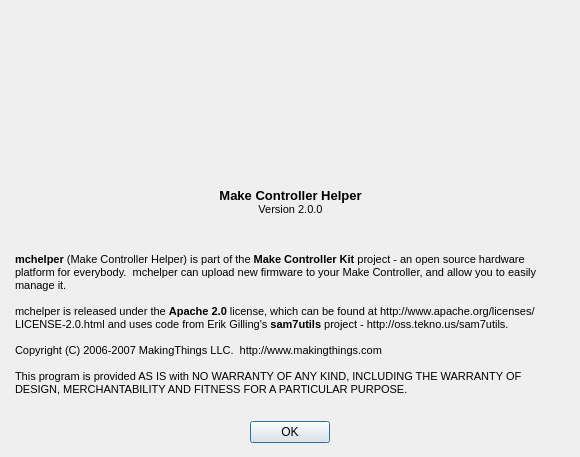
The window that mchelper/branches/multiboard_support/aboutMchelper.ui (makingthings/makecontroller) describes before a commit, drawn with Qt 5.
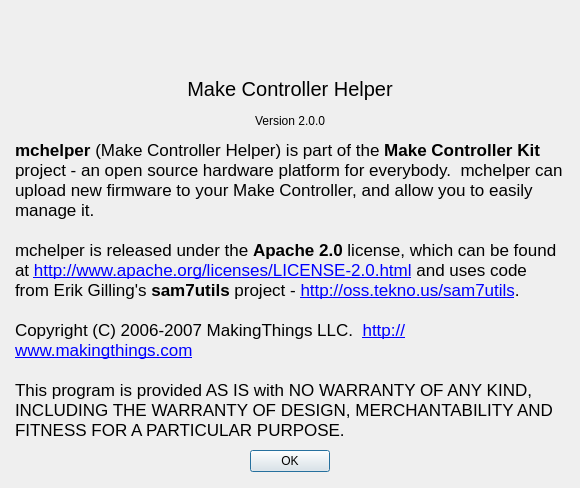
The same window after the commit. Icons and pictures are not drawn.

Commit message: - consolidated a few platform specific members in UsbSerial - put the icon file in aboutMchelper.ui in a qrc file since it wasn't being displayed properly on OS X - got multiple board samba uploading working on OS X - switched the output window over to a QTreeWidget instead of a QTableWidget since the header styles for the QTableWidget are retarded on OS X...otherwise, they're quite similar for our purposes -

The edit to the form file:
```diff
--- a/mchelper/branches/multiboard_support/aboutMchelper.ui
+++ b/mchelper/branches/multiboard_support/aboutMchelper.ui
@@ -9,9 +9,21 @@
     <x>0</x>
     <y>0</y>
     <width>580</width>
-    <height>457</height>
+    <height>488</height>
    </rect>
   </property>
+  <property name="minimumSize" >
+   <size>
+    <width>580</width>
+    <height>488</height>
+   </size>
+  </property>
+  <property name="maximumSize" >
+   <size>
+    <width>580</width>
+    <height>488</height>
+   </size>
+  </property>
   <property name="windowTitle" >
    <string>About mchelper</string>
   </property>
@@ -19,20 +31,8 @@
    <bool>true</bool>
   </property>
   <layout class="QVBoxLayout" >
-   <property name="margin" >
-    <number>9</number>
-   </property>
-   <property name="spacing" >
-    <number>6</number>
-   </property>
    <item>
     <layout class="QHBoxLayout" >
-     <property name="margin" >
-      <number>0</number>
-     </property>
-     <property name="spacing" >
-      <number>6</number>
-     </property>
      <item>
       <spacer>
        <property name="orientation" >
@@ -47,7 +47,10 @@
       </spacer>
      </item>
      <item>
-      <widget class="QLabel" name="label_3" >
+      <widget class="QLabel" name="label_4" >
+       <property name="autoFillBackground" >
+        <bool>false</bool>
+       </property>
        <property name="text" >
         <string/>
        </property>
@@ -73,12 +76,6 @@
    </item>
    <item>
     <layout class="QHBoxLayout" >
-     <property name="margin" >
-      <number>0</number>
-     </property>
-     <property name="spacing" >
-      <number>6</number>
-     </property>
      <item>
       <spacer>
        <property name="orientation" >
@@ -91,31 +88,37 @@
         </size>
        </property>
       </spacer>
+     </item>
+     <item>
+      <layout class="QVBoxLayout" >
+       <item>
+        <widget class="QLabel" name="label_3" >
+         <property name="text" >
+          <string>&lt;html>&lt;head>&lt;meta name="qrichtext" content="1" />&lt;style type="text/css">
+p, li { white-space: pre-wrap; }
+&lt;/style>&lt;/head>&lt;body style=" font-family:'Lucida Grande'; font-size:13pt; font-weight:400; font-style:normal;">
+&lt;p style=" margin-top:0px; margin-bottom:0px; margin-left:0px; margin-right:0px; -qt-block-indent:0; text-indent:0px;">&lt;span style=" font-size:15pt;">Make Controller Helper&lt;/span>&lt;/p>&lt;/body>&lt;/html></string>
+         </property>
+         <property name="alignment" >
+          <set>Qt::AlignCenter</set>
+         </property>
+         <property name="wordWrap" >
+          <bool>false</bool>
+         </property>
+        </widget>
      </item>
      <item>
       <widget class="QLabel" name="label_2" >
-       <property name="sizePolicy" >
-        <sizepolicy>
-         <hsizetype>0</hsizetype>
-         <vsizetype>0</vsizetype>
-         <horstretch>0</horstretch>
-         <verstretch>0</verstretch>
-        </sizepolicy>
-       </property>
-       <property name="maximumSize" >
-        <size>
-         <width>16777215</width>
-         <height>45</height>
-        </size>
-       </property>
        <property name="text" >
-        <string>&lt;html>&lt;head>&lt;meta name="qrichtext" content="1" />&lt;/head>&lt;body style=" white-space: pre-wrap; font-family:MS Shell Dlg 2; font-size:8.25pt; font-weight:400; font-style:normal; text-decoration:none;">&lt;p style=" margin-top:0px; margin-bottom:0px; margin-left:0px; margin-right:0px; -qt-block-indent:0; text-indent:0px; font-size:8pt;">&lt;span style=" font-size:10pt; font-weight:600;">Make Controller Helper&lt;/span>&lt;/p>&lt;p style=" margin-top:0px; margin-bottom:0px; margin-left:0px; margin-right:0px; -qt-block-indent:0; text-indent:0px; font-size:10pt; font-weight:600;">&lt;span style=" font-size:8pt; font-weight:400;">Version 2.0.0&lt;/span>&lt;/p>&lt;p style="-qt-paragraph-type:empty; margin-top:0px; margin-bottom:0px; margin-left:0px; margin-right:0px; -qt-block-indent:0; text-indent:0px; font-size:8pt;">&lt;/p>&lt;p style="-qt-paragraph-type:empty; margin-top:0px; margin-bottom:0px; margin-left:0px; margin-right:0px; -qt-block-indent:0; text-indent:0px; font-size:8pt;">&lt;/p>&lt;/body>&lt;/html></string>
+          <string>Version 2.0.0</string>
        </property>
        <property name="alignment" >
-        <set>Qt::AlignHCenter|Qt::AlignTop</set>
+          <set>Qt::AlignCenter</set>
        </property>
       </widget>
      </item>
+      </layout>
+     </item>
      <item>
       <spacer>
        <property name="orientation" >
@@ -133,18 +136,10 @@
    </item>
    <item>
     <layout class="QHBoxLayout" >
-     <property name="margin" >
-      <number>0</number>
-     </property>
-     <property name="spacing" >
-      <number>6</number>
-     </property>
      <item>
       <widget class="QLabel" name="label" >
        <property name="sizePolicy" >
-        <sizepolicy>
-         <hsizetype>0</hsizetype>
-         <vsizetype>0</vsizetype>
+        <sizepolicy vsizetype="Fixed" hsizetype="Fixed" >
          <horstretch>0</horstretch>
          <verstretch>0</verstretch>
         </sizepolicy>
@@ -155,8 +150,23 @@
          <height>16777215</height>
         </size>
        </property>
+       <property name="font" >
+        <font>
+         <family>Lucida Grande</family>
+         <stylestrategy>PreferAntialias</stylestrategy>
+        </font>
+       </property>
        <property name="text" >
-        <string>&lt;html>&lt;head>&lt;meta name="qrichtext" content="1" />&lt;/head>&lt;body style=" white-space: pre-wrap; font-family:MS Shell Dlg 2; font-size:8.25pt; font-weight:400; font-style:normal; text-decoration:none;">&lt;p style=" margin-top:0px; margin-bottom:0px; margin-left:0px; margin-right:0px; -qt-block-indent:0; text-indent:0px; font-size:8pt;">&lt;span style=" font-weight:600;">mchelper&lt;/span> (Make Controller Helper) is part of the &lt;span style=" font-weight:600;">Make Controller Kit&lt;/span> project - an open source hardware platform for everybody.  mchelper can upload new firmware to your Make Controller, and allow you to easily manage it.&lt;/p>&lt;p style="-qt-paragraph-type:empty; margin-top:0px; margin-bottom:0px; margin-left:0px; margin-right:0px; -qt-block-indent:0; text-indent:0px; font-size:8pt;">&lt;/p>&lt;p style=" margin-top:0px; margin-bottom:0px; margin-left:0px; margin-right:0px; -qt-block-indent:0; text-indent:0px; font-size:8pt;">mchelper is released under the &lt;span style=" font-weight:600;">Apache 2.0&lt;/span> license, which can be found at http://www.apache.org/licenses/LICENSE-2.0.html and uses code from Erik Gilling's &lt;span style=" font-weight:600;">sam7utils&lt;/span> project - http://oss.tekno.us/sam7utils.&lt;/p>&lt;p style="-qt-paragraph-type:empty; margin-top:0px; margin-bottom:0px; margin-left:0px; margin-right:0px; -qt-block-indent:0; text-indent:0px; font-size:8pt;">&lt;/p>&lt;p style=" margin-top:0px; margin-bottom:0px; margin-left:0px; margin-right:0px; -qt-block-indent:0; text-indent:0px; font-size:8pt;">Copyright (C) 2006-2007 MakingThings LLC.  http://www.makingthings.com&lt;/p>&lt;p style="-qt-paragraph-type:empty; margin-top:0px; margin-bottom:0px; margin-left:0px; margin-right:0px; -qt-block-indent:0; text-indent:0px; font-size:8pt;">&lt;/p>&lt;p style=" margin-top:0px; margin-bottom:0px; margin-left:0px; margin-right:0px; -qt-block-indent:0; text-indent:0px; font-size:8pt;">This program is provided AS IS with NO WARRANTY OF ANY KIND, INCLUDING THE WARRANTY OF DESIGN, MERCHANTABILITY AND FITNESS FOR A PARTICULAR PURPOSE.&lt;/p>&lt;/body>&lt;/html></string>
+        <string>&lt;html>&lt;head>&lt;meta name="qrichtext" content="1" />&lt;style type="text/css">
+p, li { white-space: pre-wrap; }
+&lt;/style>&lt;/head>&lt;body style=" font-family:'Lucida Grande'; font-size:13pt; font-weight:400; font-style:normal;">
+&lt;p style=" margin-top:0px; margin-bottom:0px; margin-left:0px; margin-right:0px; -qt-block-indent:0; text-indent:0px; font-family:'MS Shell Dlg 2'; font-size:8pt;">&lt;span style=" font-size:13pt; font-weight:600;">mchelper&lt;/span>&lt;span style=" font-size:13pt;"> (Make Controller Helper) is part of the &lt;/span>&lt;span style=" font-size:13pt; font-weight:600;">Make Controller Kit&lt;/span>&lt;span style=" font-size:13pt;"> project - an open source hardware platform for everybody.  mchelper can upload new firmware to your Make Controller, and allow you to easily manage it.&lt;/span>&lt;/p>
+&lt;p style="-qt-paragraph-type:empty; margin-top:0px; margin-bottom:0px; margin-left:0px; margin-right:0px; -qt-block-indent:0; text-indent:0px; font-family:'MS Shell Dlg 2';">&lt;/p>
+&lt;p style=" margin-top:0px; margin-bottom:0px; margin-left:0px; margin-right:0px; -qt-block-indent:0; text-indent:0px; font-family:'MS Shell Dlg 2';">mchelper is released under the &lt;span style=" font-weight:600;">Apache 2.0&lt;/span> license, which can be found at &lt;a href="http://www.apache.org/licenses/LICENSE-2.0.html">&lt;span style=" text-decoration: underline; color:#0000ff;">http://www.apache.org/licenses/LICENSE-2.0.html&lt;/span>&lt;/a> and uses code from Erik Gilling's &lt;span style=" font-weight:600;">sam7utils&lt;/span> project - &lt;a href="http://oss.tekno.us/sam7utils">&lt;span style=" text-decoration: underline; color:#0000ff;">http://oss.tekno.us/sam7utils&lt;/span>&lt;/a>.&lt;/p>
+&lt;p style="-qt-paragraph-type:empty; margin-top:0px; margin-bottom:0px; margin-left:0px; margin-right:0px; -qt-block-indent:0; text-indent:0px; font-family:'MS Shell Dlg 2';">&lt;/p>
+&lt;p style=" margin-top:0px; margin-bottom:0px; margin-left:0px; margin-right:0px; -qt-block-indent:0; text-indent:0px; font-family:'MS Shell Dlg 2';">Copyright (C) 2006-2007 MakingThings LLC.  &lt;a href="http://www.makingthings.com">&lt;span style=" text-decoration: underline; color:#0000ff;">http://www.makingthings.com&lt;/span>&lt;/a>&lt;/p>
+&lt;p style="-qt-paragraph-type:empty; margin-top:0px; margin-bottom:0px; margin-left:0px; margin-right:0px; -qt-block-indent:0; text-indent:0px; font-family:'MS Shell Dlg 2';">&lt;/p>
+&lt;p style=" margin-top:0px; margin-bottom:0px; margin-left:0px; margin-right:0px; -qt-block-indent:0; text-indent:0px; font-family:'MS Shell Dlg 2';">This program is provided AS IS with NO WARRANTY OF ANY KIND, INCLUDING THE WARRANTY OF DESIGN, MERCHANTABILITY AND FITNESS FOR A PARTICULAR PURPOSE.&lt;/p>&lt;/body>&lt;/html></string>
        </property>
        <property name="textFormat" >
         <enum>Qt::AutoText</enum>
@@ -173,12 +183,6 @@
    </item>
    <item>
     <layout class="QHBoxLayout" >
-     <property name="margin" >
-      <number>0</number>
-     </property>
-     <property name="spacing" >
-      <number>6</number>
-     </property>
      <item>
       <spacer>
        <property name="orientation" >
@@ -197,6 +201,15 @@
        <property name="text" >
         <string>OK</string>
        </property>
+       <property name="autoDefault" >
+        <bool>true</bool>
+       </property>
+       <property name="default" >
+        <bool>false</bool>
+       </property>
+       <property name="flat" >
+        <bool>false</bool>
+       </property>
       </widget>
      </item>
      <item>
```
Left out of the diff: 22 changed lines with no effect on the pictures. Lines whose indentation alone changed are shown as unchanged. The commit also changes 16 other files.
